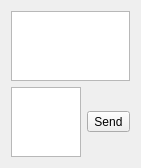
This is ui/PMWindow.ui in apavelm/stildcpp as Qt 5 draws it before an edit. The edited form follows.
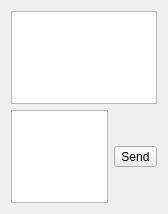
This is the edited form. Custom widgets are drawn as their Qt base class.

```diff
--- a/ui/PMWindow.ui
+++ b/ui/PMWindow.ui
@@ -5,8 +5,8 @@
    <rect>
     <x>0</x>
     <y>0</y>
-    <width>138</width>
-    <height>168</height>
+    <width>168</width>
+    <height>214</height>
    </rect>
   </property>
   <layout class="QGridLayout" >
```
Left out of the diff: 3 changed lines with no effect on the pictures.
